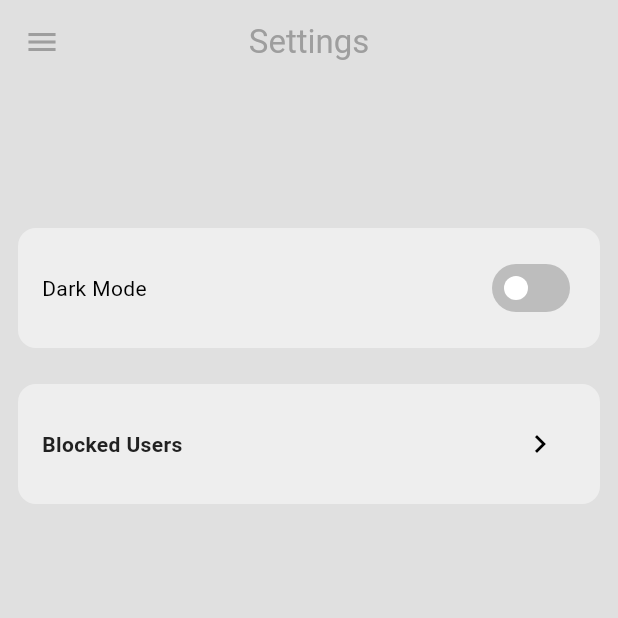
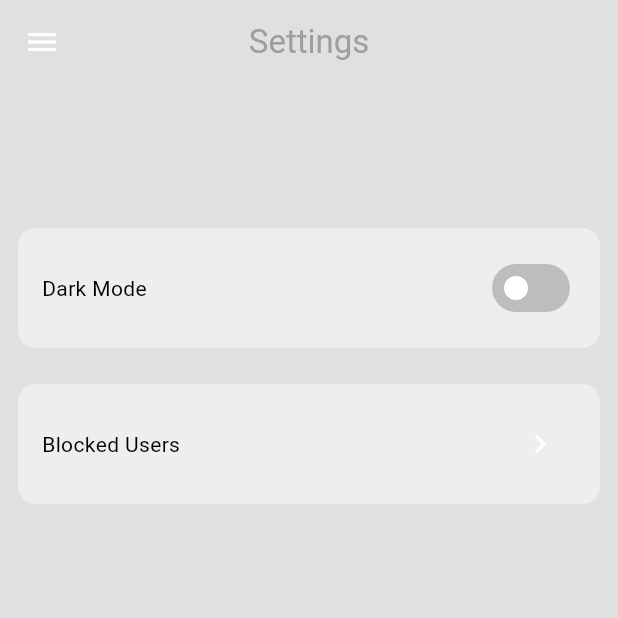
Before and after one commit to const-nishant/chat_application, a Flutter app: the SettingScreen screen opened by its route, on a phone screen of 412 x 824 dp, the top half of it. Run offline on Flutter 3.47's test engine with Material 3 defaults, Android fonts, the phone set to English and light mode, and no system bars; our stand-ins replace cloud_firestore, firebase_auth, firebase_core; accounts and stored records are empty; network calls fail.

Commit message:
made changes in Themes

```diff
--- a/lib/modules/chat_app/constants/chat_bubble.dart
+++ b/lib/modules/chat_app/constants/chat_bubble.dart
@@ -39,6 +39,9 @@ class ChatBubble extends StatelessWidget {
                   leading: const Icon(Icons.block),
                   title: const Text('Block User'),
                   onTap: () {
+                    //pop the dialog
+                    Navigator.pop(context);
+                    //pop the screen
                     Navigator.pop(context);
                     //block user
                     blockUser(context, userID);
--- a/lib/modules/chat_app/screens/settingscreen.dart
+++ b/lib/modules/chat_app/screens/settingscreen.dart
@@ -72,12 +72,8 @@ class _SettingScreenState extends State<SettingScreen> {
                   mainAxisAlignment: MainAxisAlignment.spaceBetween,
                   children: [
                     //blocked users
-                    Text(
+                    const Text(
                       "Blocked Users",
-                      style: TextStyle(
-                        fontWeight: FontWeight.bold,
-                        color: Theme.of(context).colorScheme.inversePrimary,
-                      ),
                     ),
 
                     //button to show blocked users
--- a/lib/modules/chat_app/themes/dark_mode.dart
+++ b/lib/modules/chat_app/themes/dark_mode.dart
@@ -8,4 +8,13 @@ ThemeData darkTheme = ThemeData(
     tertiary: const Color.fromARGB(255, 57, 57, 57),
     inversePrimary: Colors.grey.shade300,
   ),
+  dialogTheme: DialogTheme(
+    titleTextStyle: TextStyle(
+      color: Colors.grey.shade600,
+    ),
+    contentTextStyle: TextStyle(
+      color: Colors.grey.shade600,
+    ),
+    backgroundColor: Colors.grey.shade900,
+  ),
 );
--- a/lib/modules/chat_app/themes/light_mode.dart
+++ b/lib/modules/chat_app/themes/light_mode.dart
@@ -8,4 +8,17 @@ ThemeData lightTheme = ThemeData(
     tertiary: Colors.white,
     inversePrimary: Colors.grey.shade900,
   ),
+  dialogTheme: DialogTheme(
+    titleTextStyle: TextStyle(
+      color: Colors.grey.shade500,
+    ),
+    contentTextStyle: TextStyle(
+      color: Colors.grey.shade500,
+    ),
+  ),
+  iconButtonTheme: const IconButtonThemeData(
+    style: ButtonStyle(
+      iconColor: WidgetStatePropertyAll(Colors.white),
+    ),
+  ),
 );
--- a/pubspec.yaml
+++ b/pubspec.yaml
@@ -39,6 +39,7 @@ dependencies:
   firebase_auth: ^5.1.2
   cloud_firestore: ^5.1.0
   provider: ^6.1.2
+  firebase_messaging: ^15.0.4
 
 dev_dependencies:
   flutter_test:
```
Also changed, not shown: pubspec.lock.
